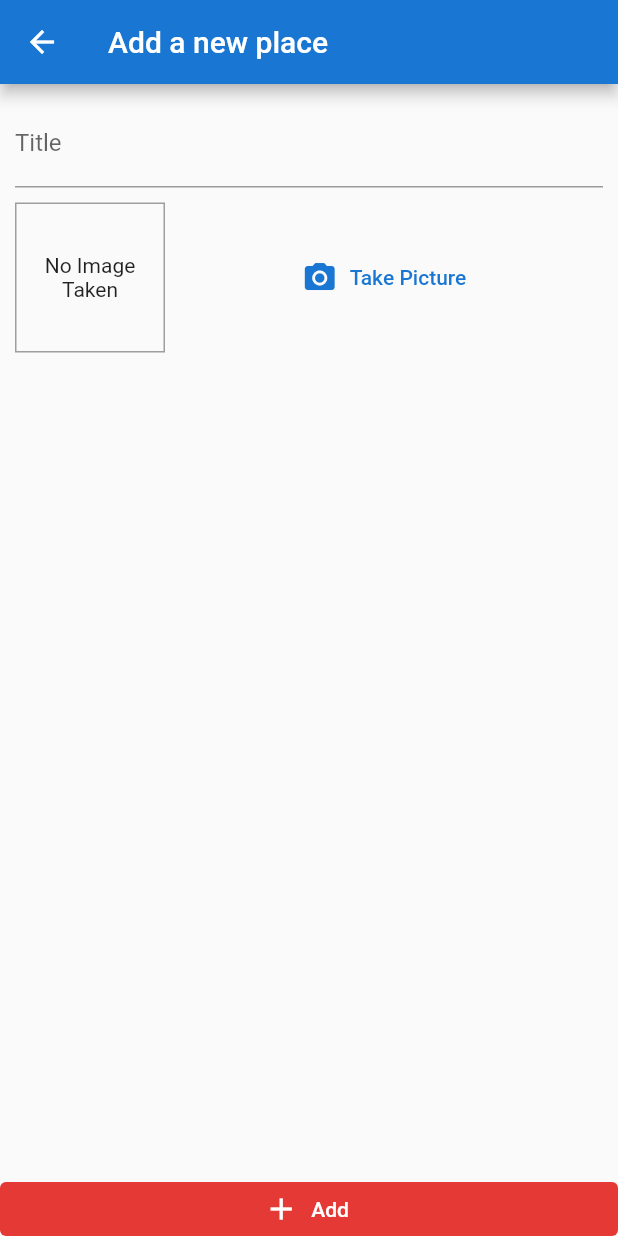
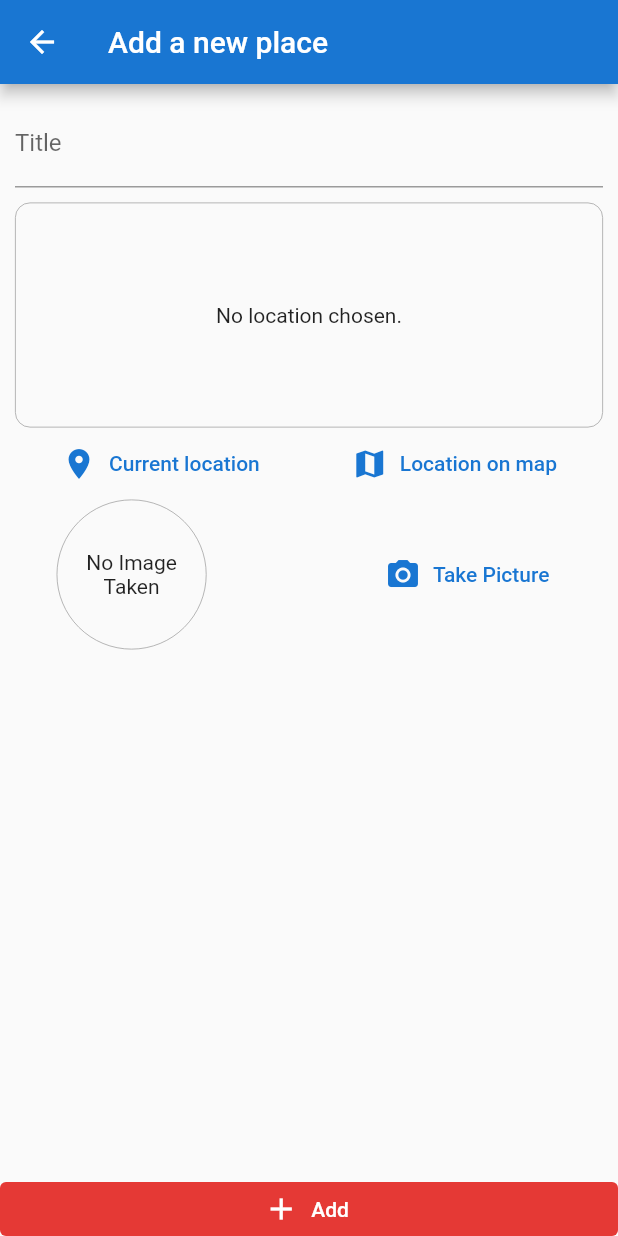
Before and after one commit to albertjblack/luluplaces, a Flutter app: the AddPlaceScreen screen opened by its route, on a phone screen of 412 x 824 dp. Run offline on Flutter 3.47's test engine with Material 2 defaults, Android fonts, the light colour scheme and no system bars; our stand-ins replace google_maps_flutter, image_picker, location, sqflite; accounts and stored records are empty.

Commit message:
blue screen, current works, choosing not

```diff
--- /dev/null
+++ b/lib/helpers/location_helper.dart
@@ -0,0 +1,8 @@
+const googleApi = "AIzaSyBg_SeRnCIOfQLA_CHrprJYy6XOxMPB1DE";
+
+class LocationHelper {
+  static String getLocationPreview(
+      {required double latitude, required double longitude}) {
+    return 'https://maps.googleapis.com/maps/api/staticmap?center=$latitude,longitude&zoom=13&size=600x300&maptype=roadmap&markers=color:red%7Clabel:A%7C$latitude,$longitude&key=$googleApi';
+  }
+}
--- a/lib/models/place_location.dart
+++ b/lib/models/place_location.dart
@@ -2,6 +2,6 @@ class PlaceLocation {
   final double latitude;
   final double longitude;
   final String? address;
-  PlaceLocation(
+  const PlaceLocation(
       {required this.latitude, required this.longitude, this.address});
 }
--- a/lib/screens/add_place_screen.dart
+++ b/lib/screens/add_place_screen.dart
@@ -1,9 +1,10 @@
 import 'dart:io';
-import 'package:luluplaces/models/place.dart';
+// import 'package:luluplaces/models/place.dart';
 import 'package:provider/provider.dart';
 import 'package:flutter/material.dart';
 import './../providers/places_provider.dart';
 import './../widgets/image_input.dart';
+import './../widgets/location_input.dart';
 
 class AddPlaceScreen extends StatefulWidget {
   static const routeName = "/add-place";
@@ -49,10 +50,10 @@ class _AddPlaceScreenState extends State<AddPlaceScreen> {
                 decoration: const InputDecoration(labelText: "Title"),
                 controller: _titleController,
               ),
-              const SizedBox(
-                height: 10,
-              ),
-              ImageInput(onSelectImage: _selectImage)
+              const SizedBox(height: 10),
+              LocationInput(),
+              ImageInput(onSelectImage: _selectImage),
+              const SizedBox(height: 10),
             ]),
           )),
         ),
--- a/lib/widgets/image_input.dart
+++ b/lib/widgets/image_input.dart
@@ -33,17 +33,22 @@ class _ImageInputState extends State<ImageInput> {
   @override
   Widget build(BuildContext context) {
     return Row(
+      mainAxisAlignment: MainAxisAlignment.spaceAround,
       children: [
         Container(
           width: 100,
           height: 100,
-          decoration:
-              BoxDecoration(border: Border.all(width: 1, color: Colors.grey)),
+          decoration: BoxDecoration(
+              border: Border.all(width: 0.5, color: Colors.grey),
+              shape: BoxShape.circle),
           child: _storedImage != null
-              ? Image.file(
+              ? ClipRRect(
+                  borderRadius: BorderRadius.circular(50),
+                  child: Image.file(
                     _storedImage!,
                     fit: BoxFit.cover,
                     width: double.infinity,
+                  ),
                 )
               : const Text(
                   "No Image Taken",
@@ -54,14 +59,12 @@ class _ImageInputState extends State<ImageInput> {
         const SizedBox(
           height: 10,
         ),
-        Expanded(
-          child: TextButton.icon(
+        TextButton.icon(
           onPressed: () {
             _takePicture();
           },
           icon: const Icon(Icons.camera_alt),
           label: const Text("Take Picture", textAlign: TextAlign.center),
-          ),
         )
       ],
     );
--- a/pubspec.yaml
+++ b/pubspec.yaml
@@ -20,6 +20,7 @@ dependencies:
   path: ^1.8.0
   sqflite: ^2.0.2
   location: ^4.3.0
+  google_maps_flutter: ^2.1.4
 
 dev_dependencies:
   flutter_test:
```
Also changed, not shown: lib/screens/map_screen.dart (added, +67 -0 lines), lib/widgets/location_input.dart (+40 -4 lines), pubspec.lock, 5 other files. Lines whose indentation alone changed are shown as unchanged.
